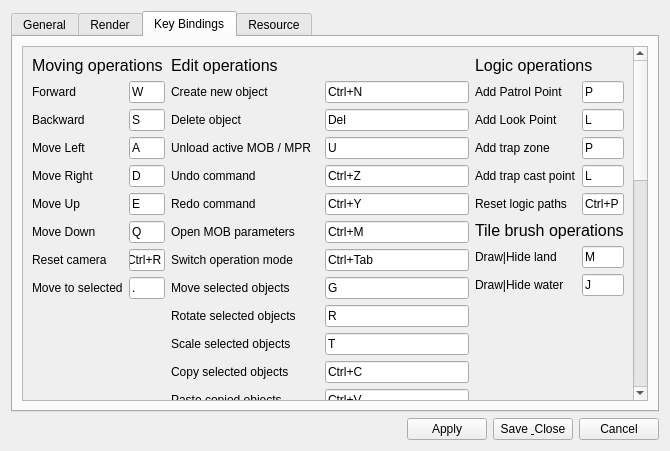
Before: the Qt Designer form source/app/settings.ui in Samolleg/ataman-mp, drawn with Qt 5.
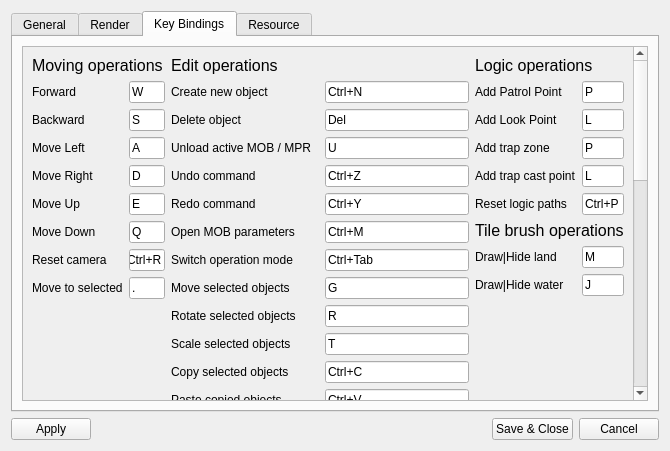
After: the same form once the commit is applied.

```diff
--- a/source/app/settings.ui
+++ b/source/app/settings.ui
@@ -1345,6 +1345,13 @@
      <property name="topMargin">
       <number>0</number>
      </property>
+     <item>
+      <widget class="QPushButton" name="buttonApply">
+       <property name="text">
+        <string>Apply</string>
+       </property>
+      </widget>
+     </item>
      <item>
       <spacer name="horizontalSpacer">
        <property name="orientation">
@@ -1358,17 +1365,10 @@
        </property>
       </spacer>
      </item>
-     <item>
-     <widget class="QPushButton" name="buttonApply">
-       <property name="text">
-        <string>Apply</string>
-       </property>
-      </widget>
-     </item>
      <item>
       <widget class="QPushButton" name="buttonSaveClose">
        <property name="text">
-        <string>Save &amp; Close</string>
+        <string>Save &amp;&amp; Close</string>
        </property>
       </widget>
      </item>
```
